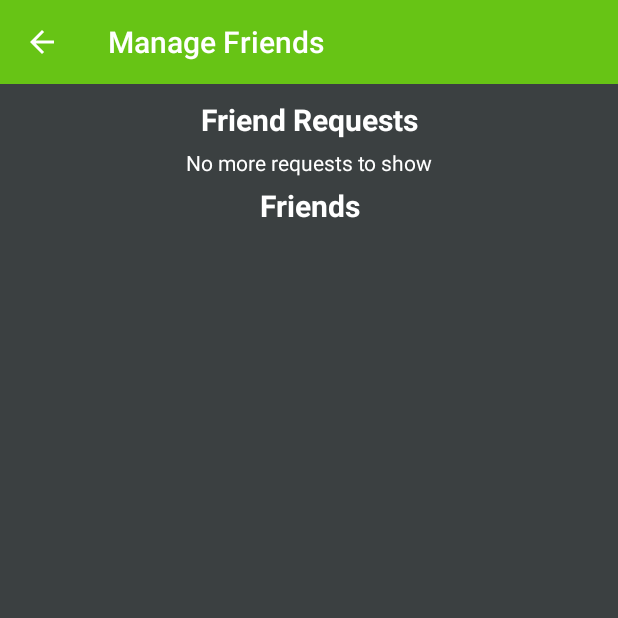
After one commit to ArijitR111Y/VlearnIT, an Android app: the FriendsActivity screen opened directly, with no data from a screen before it, on a phone screen of 412 x 824 dp, the top half of it. The commit adds this screen. Run offline under Robolectric (Android 15) with nearby library versions, the phone set to English and light mode, and no system bars; our stand-ins replace Firebase (no records; nobody signed in at launch, a user with empty details on screens opened directly), Picasso.

Commit message:
Added: Manage friends and friend requests activity

```diff
--- /dev/null
+++ b/app/src/main/java/com/royarijit998/vlearnit/FriendsActivity.java
@@ -0,0 +1,114 @@
+package com.royarijit998.vlearnit;
+
+import androidx.annotation.NonNull;
+import androidx.appcompat.app.AppCompatActivity;
+import androidx.recyclerview.widget.LinearLayoutManager;
+import androidx.recyclerview.widget.RecyclerView;
+import androidx.appcompat.widget.Toolbar;
+
+import android.os.Bundle;
+
+import com.google.firebase.auth.FirebaseAuth;
+import com.google.firebase.auth.FirebaseUser;
+import com.google.firebase.database.DataSnapshot;
+import com.google.firebase.database.DatabaseError;
+import com.google.firebase.database.DatabaseReference;
+import com.google.firebase.database.FirebaseDatabase;
+import com.google.firebase.database.ValueEventListener;
+
+import java.util.ArrayList;
+
+public class FriendsActivity extends AppCompatActivity {
+
+    private Toolbar friendsListToolbar;
+
+    private RecyclerView friendRecyclerView;
+    private LinearLayoutManager friendLinearLayoutManager;
+    private RecyclerView.Adapter friendsListAdapter;
+
+    private RecyclerView friendReqRecyclerView;
+    private LinearLayoutManager friendReqLinearLayoutManager;
+    private RecyclerView.Adapter friendReqsListAdapter;
+
+    private DatabaseReference usersRef, friendsRef, friendReqsRef;
+    private FirebaseUser currUserRef;
+
+    // We simply store the uids for the friends and users who've sent a friend request
+    private ArrayList<String> friendReqsArrayList, friendsArrayList;
+    private String currUserId;
+
+    @Override
+    protected void onCreate(Bundle savedInstanceState) {
+        super.onCreate(savedInstanceState);
+        setContentView(R.layout.activity_friends);
+
+        friendsListToolbar = findViewById(R.id.friendsListToolbar);
+        setSupportActionBar(friendsListToolbar);
+        getSupportActionBar().setDisplayHomeAsUpEnabled(true);
+        getSupportActionBar().setDisplayShowHomeEnabled(true);
+        getSupportActionBar().setTitle("Create Post");
+        getSupportActionBar().setTitle("Manage Friends");
+
+        friendsArrayList = new ArrayList<>();
+        friendReqsArrayList = new ArrayList<>();
+
+        currUserRef = FirebaseAuth.getInstance().getCurrentUser();
+        currUserId = currUserRef.getUid();
+        usersRef = FirebaseDatabase.getInstance().getReference().child("Users");
+        friendReqsRef = FirebaseDatabase.getInstance().getReference().child("FriendRequests");
+        friendsRef = FirebaseDatabase.getInstance().getReference().child("Friends");
+
+        friendRecyclerView = findViewById(R.id.friendRecyclerView);
+        friendRecyclerView.setNestedScrollingEnabled(false);
+        friendRecyclerView.setHasFixedSize(false);
+        friendLinearLayoutManager = new LinearLayoutManager(this);
+        friendRecyclerView.setLayoutManager(friendLinearLayoutManager);
+        friendsListAdapter = new FriendsListAdapter(usersRef, friendsArrayList);
+        friendRecyclerView.setAdapter(friendsListAdapter);
+
+        friendReqRecyclerView = findViewById(R.id.friendReqRecyclerView);
+        friendReqRecyclerView.setNestedScrollingEnabled(false);
+        friendReqRecyclerView.setHasFixedSize(false);
+        friendReqLinearLayoutManager = new LinearLayoutManager(this);
+        friendReqRecyclerView.setLayoutManager(friendReqLinearLayoutManager);
+        friendReqsListAdapter = new FriendRequestsListAdapter(usersRef, friendReqsArrayList);
+        friendReqRecyclerView.setAdapter(friendReqsListAdapter);
+
+        retrieveFriendRequests();
+        retrieveFriends();
+    }
+
+    private void retrieveFriendRequests() {
+        friendReqsRef.child(currUserId).addValueEventListener(new ValueEventListener() {
+            @Override
+            public void onDataChange(@NonNull DataSnapshot dataSnapshot) {
+                if(dataSnapshot.exists()){
+                    for(DataSnapshot childSnapshot : dataSnapshot.getChildren()){
+                        friendReqsArrayList.add(childSnapshot.getKey());
+                        friendReqsListAdapter.notifyDataSetChanged();
+                    }
+                }
+            }
+
+            @Override
+            public void onCancelled(@NonNull DatabaseError databaseError) {}
+        });
+    }
+
+    private void retrieveFriends(){
+        friendsRef.child(currUserId).addValueEventListener(new ValueEventListener() {
+            @Override
+            public void onDataChange(@NonNull DataSnapshot dataSnapshot) {
+                if(dataSnapshot.exists()){
+                    for(DataSnapshot childSnapshot : dataSnapshot.getChildren()){
+                        friendsArrayList.add(childSnapshot.getKey());
+                        friendsListAdapter.notifyDataSetChanged();
+                    }
+                }
+            }
+
+            @Override
+            public void onCancelled(@NonNull DatabaseError databaseError) {}
+        });
+    }
+}
--- /dev/null
+++ b/app/src/main/res/layout/activity_friends.xml
@@ -0,0 +1,61 @@
+<?xml version="1.0" encoding="utf-8"?>
+<RelativeLayout xmlns:android="http://schemas.android.com/apk/res/android"
+    xmlns:app="http://schemas.android.com/apk/res-auto"
+    xmlns:tools="http://schemas.android.com/tools"
+    android:layout_width="match_parent"
+    android:layout_height="match_parent"
+    android:background="@color/colorProfile"
+    tools:context=".FriendsActivity">
+
+    <include
+        android:id="@+id/friendsListToolbar"
+        layout="@layout/app_bar_layout"/>
+
+    <TextView
+        android:id="@+id/sampleFriendReqTextView"
+        android:layout_below="@id/friendsListToolbar"
+        android:layout_width="match_parent"
+        android:layout_height="wrap_content"
+        android:layout_marginTop="10dp"
+        android:text="@string/friend_requests"
+        android:textColor="@android:color/white"
+        android:textSize="20sp"
+        android:textAlignment="center"
+        android:textStyle="bold"/>
+
+    <androidx.recyclerview.widget.RecyclerView
+        android:id="@+id/friendReqRecyclerView"
+        android:layout_below="@id/sampleFriendReqTextView"
+        android:layout_width="match_parent"
+        android:layout_height="wrap_content"/>
+
+    <TextView
+        android:id="@+id/noMoreRequestsTextView"
+        android:layout_below="@id/friendReqRecyclerView"
+        android:layout_width="match_parent"
+        android:layout_height="wrap_content"
+        android:layout_marginTop="5dp"
+        android:layout_marginBottom="5dp"
+        android:text="@string/no_more_requests_to_show"
+        android:textColor="@android:color/white"
+        android:textSize="14sp"
+        android:textAlignment="center"/>
+
+    <TextView
+        android:id="@+id/sampleFriendTextView"
+        android:layout_below="@id/noMoreRequestsTextView"
+        android:layout_width="match_parent"
+        android:layout_height="wrap_content"
+        android:text="@string/friends"
+        android:textColor="@android:color/white"
+        android:textSize="20sp"
+        android:textAlignment="center"
+        android:textStyle="bold"/>
+
+    <androidx.recyclerview.widget.RecyclerView
+        android:id="@+id/friendRecyclerView"
+        android:layout_below="@id/sampleFriendTextView"
+        android:layout_width="match_parent"
+        android:layout_height="wrap_content"/>
+
+</RelativeLayout>
--- a/app/src/main/res/values/strings.xml
+++ b/app/src/main/res/values/strings.xml
@@ -44,4 +44,6 @@
     <string name="recover_text">Click on the link to recover your account on your registered email. \n Enter your registered email here..</string>
     <string name="registered_email">Registered Email</string>
     <string name="recover_your_account">Recover your account</string>
+    <string name="friend_requests">Friend Requests</string>
+    <string name="no_more_requests_to_show">No more requests to show</string>
 </resources>
```
Also changed, not shown: app/src/main/java/com/royarijit998/vlearnit/FriendRequestsListAdapter.java (added, +108 -0 lines), app/src/main/java/com/royarijit998/vlearnit/FriendsListAdapter.java (added, +108 -0 lines), app/src/main/java/com/royarijit998/vlearnit/MainActivity.java (+6 -2 lines), app/src/main/java/com/royarijit998/vlearnit/SettingsActivity.java (+37 -9 lines), 1 other file.
